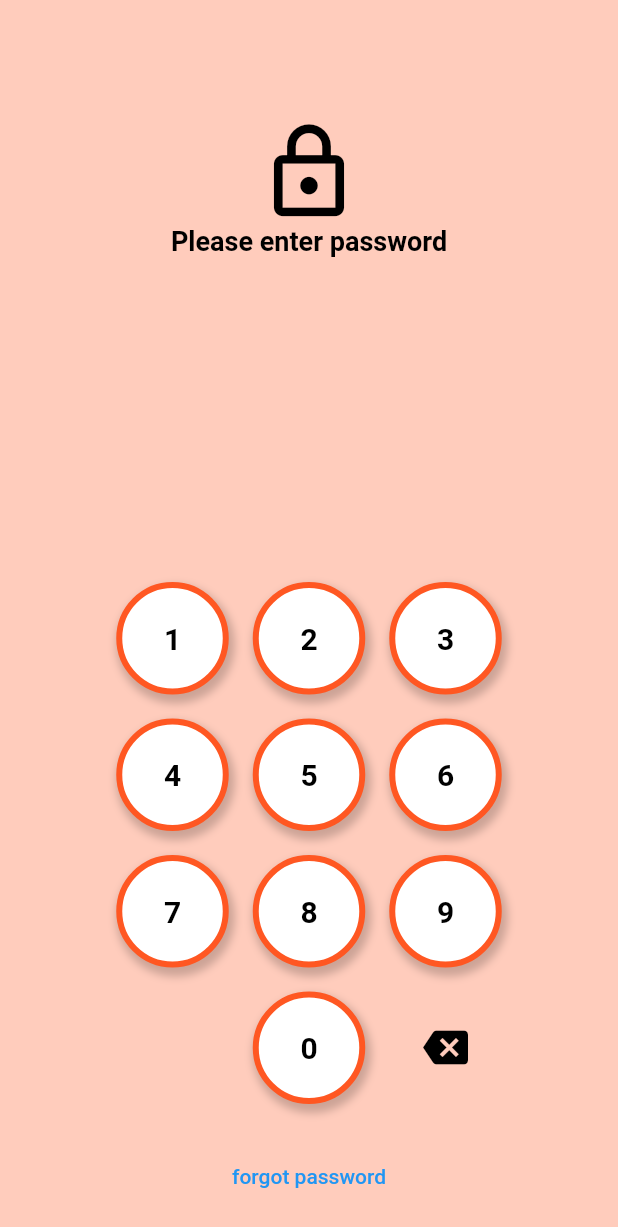
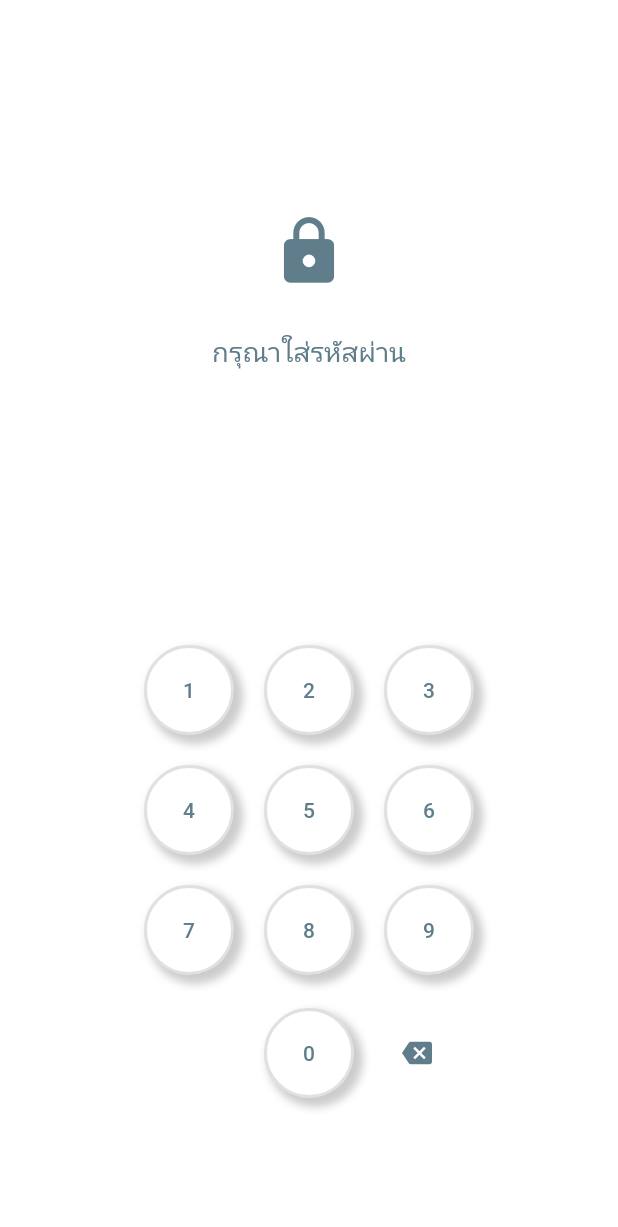
Before and after one commit to Creammek/homework7, a Flutter app: the screen it shows after launch, on a phone screen of 412 x 824 dp. Shown: the top 1227 px of the screen. Run offline on Flutter 3.47's test engine with Material 2 defaults, Android fonts, the phone set to English and light mode, and no system bars.

Commit message:
Initial commit

```diff
--- a/lib/main.dart
+++ b/lib/main.dart
@@ -1,67 +1,71 @@
+import 'dart:math';
+
 import 'package:flutter/material.dart';
 
 void main() {
-  runApp(const MyApp());
+  const app = MyApp();
+  runApp(app);
 }
 
 class MyApp extends StatelessWidget {
   const MyApp({Key? key}) : super(key: key);
 
-  // This widget is the root of your application.
+  // callback method
   @override
   Widget build(BuildContext context) {
     return MaterialApp(
-      title: 'Flutter Demo',
+      title: 'PIN Password',
       theme: ThemeData(
-        primarySwatch: Colors.blue,
+        primarySwatch: Colors.blueGrey,
       ),
-      home: const MyHomePage(),
+      home: HomePage(),
     );
   }
 }
 
-class MyHomePage extends StatelessWidget {
-  const MyHomePage({Key? key}) : super(key: key);
-
+class HomePage extends StatelessWidget {
   @override
   Widget build(BuildContext context) {
+    var showSeven = true;
+
+    var widget;
     return Scaffold(
-      body: Container(
-        //padding: const EdgeInsets.symmetric(vertical: 20.0, horizontal: 20.0),
+      body: Padding(
+        padding: const EdgeInsets.symmetric(vertical: 0.0, horizontal: 0.0),
         child: Container(
           decoration: BoxDecoration(
-              color: Colors.deepOrange.shade100
+            color: Colors.white,
+            boxShadow: [
+              BoxShadow(
+                color: Colors.lightBlueAccent,
+                offset: Offset(5.0, 5.0),
+                spreadRadius: 2.0,
+                blurRadius: 5.0,
+              )
+            ],
           ),
-          //alignment: Alignment.center,
+          alignment: Alignment.center,
           child: Column(
             mainAxisAlignment: MainAxisAlignment.center,
             children: [
-              SizedBox(height: 80.0),
               Expanded(
                 child: Column(
-                  mainAxisAlignment: MainAxisAlignment.start,
+                  mainAxisAlignment: MainAxisAlignment.center,
                   crossAxisAlignment: CrossAxisAlignment.center,
                   children: [
                     Icon(
-                      Icons.lock_outlined,         // รูปไอคอน
-                      size: 70.0,           // ขนาดไอคอน
-                      color: Colors.black,   // สีไอคอน
+                      Icons.lock, // รูปไอคอน
+                      size: 50.0, // ขนาดไอคอน
+                      color: Colors.blueGrey, // สีไอคอน
                     ),
-                    SizedBox(width: 8.0),
-                    Row(
-                      mainAxisSize: MainAxisSize.min,
-                      crossAxisAlignment: CrossAxisAlignment.start,
-                      children: [
-                        Text('Please enter password',
+                    Padding(
+                      padding: const EdgeInsets.all(30.0),
+                      child: Text("กรุณาใส่รหัสผ่าน",
                           style: TextStyle(
-                                fontWeight: FontWeight.bold,fontSize: 18.0, color: Colors.black)),
-                      ],
+                              fontSize: 18.0, color: Colors.blueGrey)),
                     ),
                   ],
                 ),
-              ),
-              Padding(
-                padding: const EdgeInsets.all(8.0),
               ),
               Row(
                 mainAxisAlignment: MainAxisAlignment.center,
@@ -85,67 +89,66 @@ class MyHomePage extends StatelessWidget {
                 mainAxisAlignment: MainAxisAlignment.center,
                 children: [
                   Padding(
-                    padding: const EdgeInsets.all(8.0),
-                    child: SizedBox(width: 75.0,
-                      height: 75.0,),
+                      padding: const EdgeInsets.all(5.0),
+                      child: Container(
+                        alignment: Alignment.center,
+                        width: 50,
+                        height: 50,
+                      )),
+                  Padding(
+                    padding: const EdgeInsets.all(2.0),
+                    child: buildButton(num: 0),
                   ),
-                  buildButton(num: 0),
                   Padding(
-                    padding: const EdgeInsets.all(8.0),
-                    child: Container(width: 75.0,height: 75.0,
+                      padding: const EdgeInsets.all(20.0),
                       child: Icon(
-                        Icons.backspace,         // รูปไอคอน
-                        size: 30.0,           // ขนาดไอคอน
-                        color: Colors.black,   // สีไอคอน
-                      ),),
-                  )
+                        Icons.backspace, // รูปไอคอน
+                        size: 20.0, // ขนาดไอคอน
+                        color: Colors.blueGrey, // สีไอคอน
+                      )),
                 ],
               ),
-
-              Padding(padding: const EdgeInsets.all(16.0),
+              Padding(
+                  padding: const EdgeInsets.all(16.0),
                   child: TextButton(
-                    child: Text('forgot password'),
-                    onPressed: (
-
-                        ){
-
-                    }
-                ),
-              )
+                    child: Text("ลืมรหัสผ่าน",
+                        style:
+                        TextStyle(fontSize: 14.0, color: Colors.white10)),
+                    onPressed: () {},
+                  )),
             ],
           ),
         ),
       ),
     );
   }
+
   Widget buildButton({int? num}) {
     return Padding(
-      padding: const EdgeInsets.all(8.0),
-      child: InkWell(
-        onTap: (){},
+      padding: const EdgeInsets.all(10.0),
       child: Container(
-            width: 75.0,
-            height: 75.0,
-            //color: Colors.white, // ห้ามกำหนด color ตรงนี้ ถ้าหากกำหนดใน BoxDecoration แล้ว
+        width: 60.0,
+        height: 60.0,
         decoration: BoxDecoration(
             color: Colors.white,
             shape: BoxShape.circle,
-                border: Border.all(color: Colors.deepOrange, width: 4.0),
+            border: Border.all(color: Colors.black12, width: 1.0),
             boxShadow: [
               BoxShadow(
                 color: Colors.black.withOpacity(0.2), // สีเงา
-                    offset: Offset(2, 4), // ทิศทางของเงาในแนวนอนและแนวตั้ง ตามลำดับ
+                offset: Offset(4, 4), // ทิศทางของเงาในแนวนอนและแนวตั้ง ตามลำดับ
                 blurRadius: 4.0,
                 spreadRadius: 2.0,
               )
-                ]
+            ]),
+        child: OutlinedButton(
+            style: OutlinedButton.styleFrom(
+              shape: CircleBorder(),
             ),
-            child: Center(
-              child: Text('$num',style: TextStyle(
-                  fontWeight: FontWeight.bold,fontSize: 20.0, color: Colors.black),),
-            )
-
-        ),
+            onPressed: () {
+              null;
+            },
+            child: Center(child: Text('$num'))),
       ),
     );
   }
```
Also changed, not shown: pubspec.yaml (line endings or trailing spaces). Lines whose indentation alone changed are shown as unchanged.
